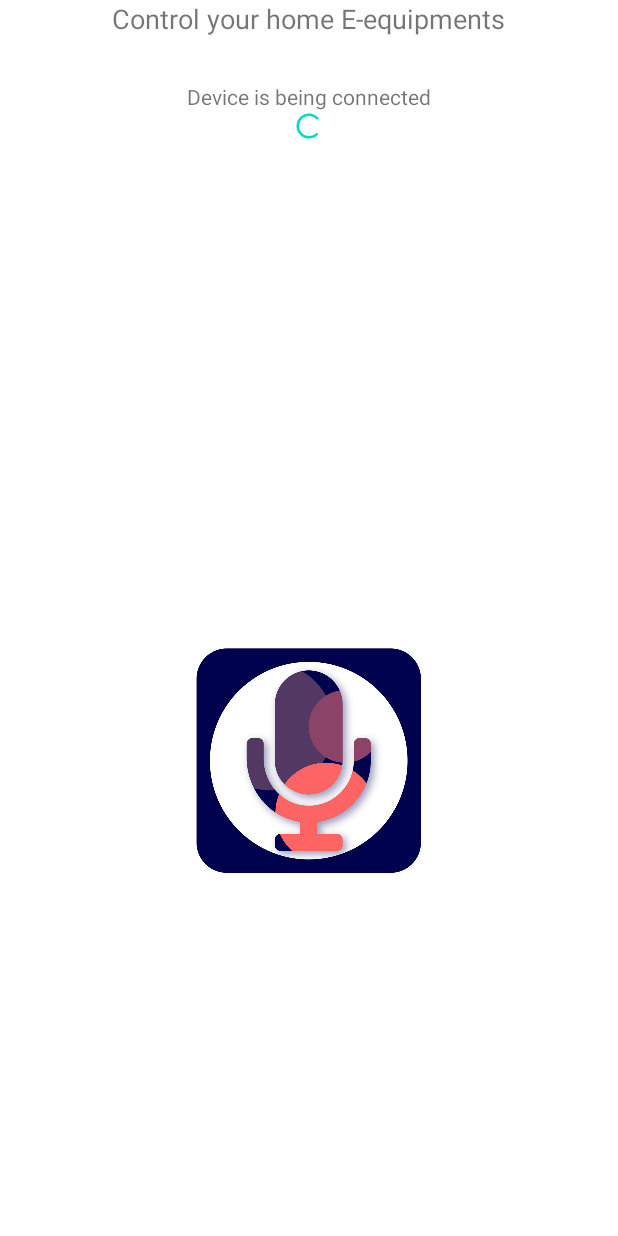
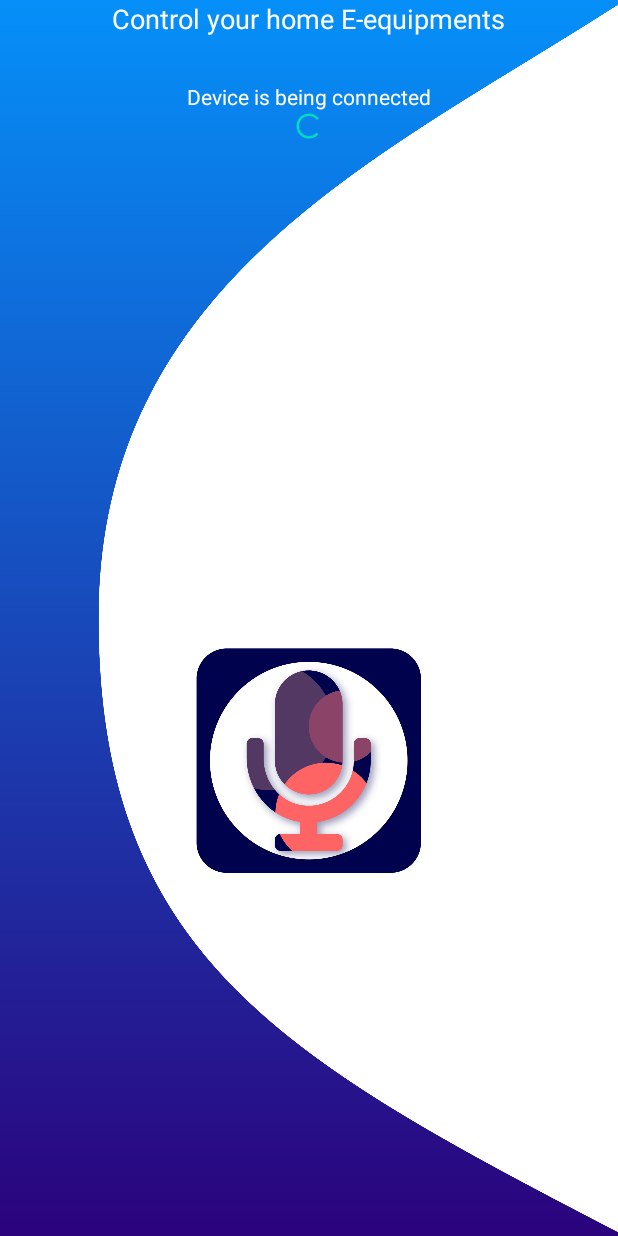
Before and after one commit to shoumik1998/controlIt2, an Android app: the screen it shows after launch (MainActivity), on a phone screen of 412 x 824 dp. Run offline under Robolectric (Android 15) with nearby library versions, the phone set to English and light mode, and no system bars; libraries missing offline, so code that uses them is left out: com.agrawalsuneet.dotsloader, io.paperdb; plain views replace TashieLoader; 9 statements that could not run were skipped.

Commit message:
Pre Final

```diff
--- a/app/src/main/res/layout/activity_main.xml
+++ b/app/src/main/res/layout/activity_main.xml
@@ -5,6 +5,7 @@
     android:layout_width="match_parent"
     android:layout_height="match_parent"
     android:orientation="vertical"
+    android:background="@drawable/background"
     tools:context=".MainActivity">
 
     <LinearLayout
@@ -18,6 +19,7 @@
             android:layout_height="wrap_content"
             android:layout_gravity="center"
             android:gravity="center"
+            android:textColor="@color/white"
             android:text="Control your home E-equipments"
             android:textSize="18dp" />
 
@@ -37,6 +39,7 @@
             android:orientation="vertical">
 
             <TextView
+                android:textColor="@color/white"
                 android:id="@+id/titleTxt"
                 android:layout_width="wrap_content"
                 android:layout_height="wrap_content"
```
Also changed, not shown: app/src/main/res/drawable/background.png (added).
